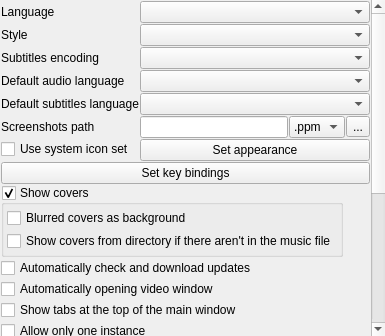
Before: the Qt Designer form src/gui/Ui/SettingsGeneral.ui in zaps166/QMPlay2, drawn with Qt 5.
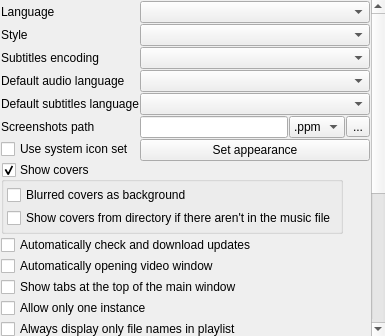
After: the same form once the commit is applied.

```diff
--- a/src/gui/Ui/SettingsGeneral.ui
+++ b/src/gui/Ui/SettingsGeneral.ui
@@ -24,7 +24,7 @@
       <property name="geometry">
        <rect>
         <x>0</x>
-        <y>-244</y>
+        <y>0</y>
         <width>454</width>
         <height>608</height>
        </rect>
@@ -190,13 +190,6 @@
            </property>
           </widget>
          </item>
-         <item row="7" column="0" colspan="2">
-          <widget class="QPushButton" name="setKeyBindingsB">
-           <property name="text">
-            <string>Set key bindings</string>
-           </property>
-          </widget>
-         </item>
         </layout>
        </item>
        <item row="2" column="0">
@@ -333,7 +326,7 @@
          </item>
         </layout>
        </item>
-       <item row="10" column="0" colspan="2">
+       <item row="11" column="0" colspan="2">
         <spacer name="verticalSpacer">
          <property name="orientation">
           <enum>Qt::Vertical</enum>
@@ -359,6 +352,13 @@
          </property>
         </spacer>
        </item>
+       <item row="10" column="0">
+        <widget class="QPushButton" name="setKeyBindingsB">
+         <property name="text">
+          <string>Set key bindings</string>
+         </property>
+        </widget>
+       </item>
       </layout>
      </widget>
     </widget>
```
Left out of the diff: 1 changed line with no effect on the pictures.
